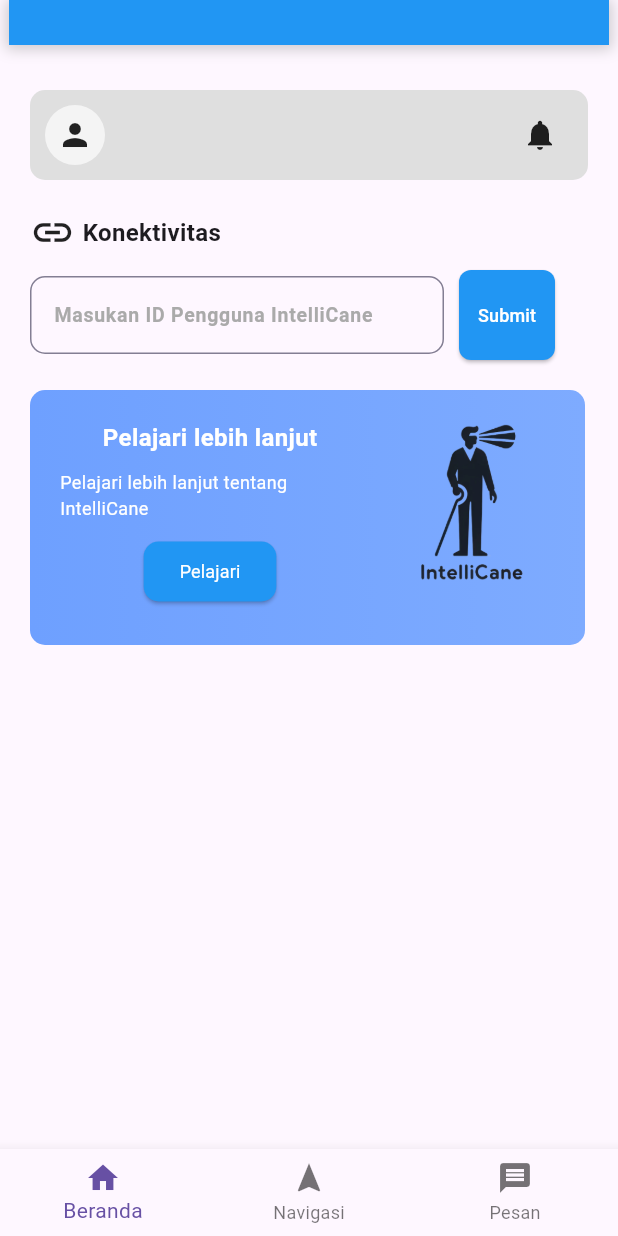
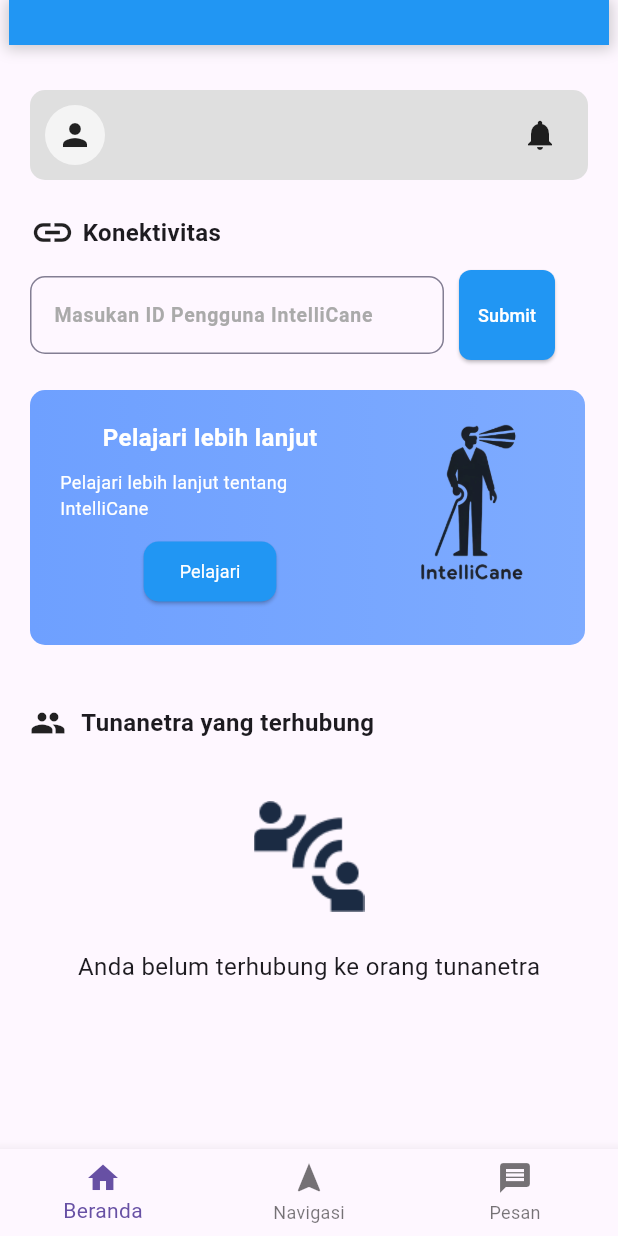
Before and after one commit to izasoerya/IntelliCane, a Flutter app: the screen it shows after launch, swiped to page 3, on a phone screen of 412 x 824 dp. Run offline on Flutter 3.47's test engine with Material 3 defaults, Android fonts, the phone set to English and light mode, and no system bars; our stand-ins replace firebase_core, firebase_messaging, google_maps_flutter, sqflite; missing offline and left inert: flutter_timer_countdown; accounts and stored records are empty; generated files the repository leaves out were written again; Roboto replaces fonts that are missing (Poppins).

Commit message:
feat: update session 2

```diff
--- a/lib/login_page/screens/sign_up_screen.dart
+++ b/lib/login_page/screens/sign_up_screen.dart
@@ -211,8 +211,8 @@
                         ),
                       ),
                     ),
-                    const ElevatedButton(
-                        onPressed: showUserData, child: Text("Show data")),
+                    // const ElevatedButton(
+                    //     onPressed: showUserData, child: Text("Show data")),
                   ],
                 ),
               ],
--- /dev/null
+++ b/lib/main_page/connected_cane.dart
@@ -0,0 +1,46 @@
+import 'package:flutter/material.dart';
+
+class ConnectedCane extends StatefulWidget {
+  const ConnectedCane({super.key});
+
+  @override
+  State<ConnectedCane> createState() => _ConnectedCaneState();
+}
+
+class _ConnectedCaneState extends State<ConnectedCane> {
+  @override
+  Widget build(BuildContext context) {
+    return Container(
+      margin: const EdgeInsets.all(20.0),
+      child: Column(
+        children: [
+          const Row(
+            children: [
+              Icon(Icons.people),
+              Padding(padding: EdgeInsets.only(left: 10)),
+              Text(
+                  style: TextStyle(
+                    fontSize: 16,
+                    fontWeight: FontWeight.bold,
+                  ),
+                  "Tunanetra yang terhubung"),
+            ],
+          ),
+          Container(
+            margin: const EdgeInsets.only(top: 20),
+            padding: const EdgeInsets.only(top: 20),
+            child: const Image(
+              image: AssetImage('assets/vector-tunanetra.png'),
+            ),
+          ),
+          const Padding(padding: EdgeInsets.only(top: 25)),
+          const Text(
+              style: TextStyle(
+                fontSize: 16,
+              ),
+              "Anda belum terhubung ke orang tunanetra"),
+        ],
+      ),
+    );
+  }
+}
--- a/lib/main_page/page.dart
+++ b/lib/main_page/page.dart
@@ -1,4 +1,5 @@
 import 'package:flutter/material.dart';
+import 'package:intellicane/main_page/connected_cane.dart';
 import 'package:intellicane/main_page/learn_more.dart';
 import 'package:intellicane/main_page/profile_bar.dart';
 import 'package:intellicane/main_page/add_cane_id.dart';
@@ -32,6 +33,10 @@
           alignment: Alignment.topLeft,
           child: const LearnMoreBar(),
         ),
+        Container(
+          alignment: Alignment.topLeft,
+          child: const ConnectedCane(),
+        )
       ]),
     );
   }
--- a/pubspec.yaml
+++ b/pubspec.yaml
@@ -27,3 +27,4 @@
   uses-material-design: true
   assets:
     - assets/intellicane-logo.png
+    - assets/vector-tunanetra.png
```
Also changed, not shown: assets/vector-tunanetra.png (added), 1 other file.
